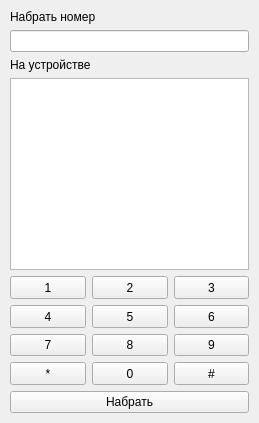
The window that RemoteDialerQt/mainwindow.ui (appach22/RemoteDialerQt) describes before a commit, drawn with Qt 5.
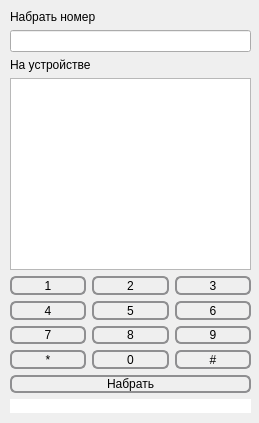
The same window after the commit.

Commit message: Добавлен статус-бар Немного дизайна

```diff
--- a/RemoteDialerQt/mainwindow.ui
+++ b/RemoteDialerQt/mainwindow.ui
@@ -11,7 +11,57 @@
    </rect>
   </property>
   <property name="windowTitle">
-   <string>MainWindow</string>
+   <string>Remote Dialer</string>
+  </property>
+  <property name="styleSheet">
+   <string notr="true">QListView {
+     show-decoration-selected: 1; /* make the selection span the entire width of the view */
+ }
+
+ QListView::item:alternate {
+     background: #EEEEEE;
+ }
+
+ QListView::item:selected {
+     border: 1px solid #6a6ea9;
+ }
+
+ QListView::item:selected:!active {
+     background: qlineargradient(x1: 0, y1: 0, x2: 0, y2: 1,
+                                 stop: 0 #ABAFE5, stop: 1 #8588B2);
+ }
+
+ QListView::item:selected:active {
+     background: qlineargradient(x1: 0, y1: 0, x2: 0, y2: 1,
+                                 stop: 0 #6a6ea9, stop: 1 #888dd9);
+ }
+
+ QListView::item:hover {
+     background: qlineargradient(x1: 0, y1: 0, x2: 0, y2: 1,
+                                 stop: 0 #FAFBFE, stop: 1 #DCDEF1);
+ }
+
+QPushButton {
+    border: 2px solid #8f8f91;
+    border-radius: 6px;
+    background-color: qlineargradient(x1: 0, y1: 0, x2: 0, y2: 1,
+                                      stop: 0 #f6f7fa, stop: 1 #dadbde);
+    min-width: 50px;
+}
+
+QPushButton:pressed {
+    background-color: qlineargradient(x1: 0, y1: 0, x2: 0, y2: 1,
+                                      stop: 0 #dadbde, stop: 1 #f6f7fa);
+}
+
+QPushButton:flat {
+    border: none; /* no border for a flat push button */
+}
+
+QPushButton:default {
+    border-color: navy; /* make the default button prominent */
+}
+</string>
   </property>
   <widget class="QWidget" name="centralWidget">
    <widget class="QWidget" name="verticalLayoutWidget">
@@ -19,7 +69,7 @@
      <rect>
       <x>0</x>
       <y>0</y>
-      <width>259</width>
+      <width>261</width>
       <height>423</height>
      </rect>
     </property>
@@ -76,6 +126,35 @@
          <verstretch>0</verstretch>
         </sizepolicy>
        </property>
+       <property name="styleSheet">
+        <string notr="true">QListView {
+     show-decoration-selected: 1; /* make the selection span the entire width of the view */
+ }
+
+ QListView::item:alternate {
+     background: #EEEEEE;
+ }
+
+ QListView::item:selected {
+     border: 1px solid #6a6ea9;
+ }
+
+ QListView::item:selected:!active {
+     background: qlineargradient(x1: 0, y1: 0, x2: 0, y2: 1,
+                                 stop: 0 #ABAFE5, stop: 1 #8588B2);
+ }
+
+ QListView::item:selected:active {
+     background: qlineargradient(x1: 0, y1: 0, x2: 0, y2: 1,
+                                 stop: 0 #6a6ea9, stop: 1 #888dd9);
+ }
+
+ QListView::item:hover {
+     background: qlineargradient(x1: 0, y1: 0, x2: 0, y2: 1,
+                                 stop: 0 #FAFBFE, stop: 1 #DCDEF1);
+ }
+</string>
+       </property>
        <property name="editTriggers">
         <set>QAbstractItemView::NoEditTriggers</set>
        </property>
@@ -251,6 +330,22 @@
        </property>
       </widget>
      </item>
+     <item>
+      <widget class="QLabel" name="lblStatus">
+       <property name="font">
+        <font>
+         <weight>75</weight>
+         <bold>true</bold>
+        </font>
+       </property>
+       <property name="styleSheet">
+        <string notr="true">background-color: rgb(255, 255, 255)</string>
+       </property>
+       <property name="text">
+        <string/>
+       </property>
+      </widget>
+     </item>
     </layout>
    </widget>
   </widget>
```
The commit also changes 4 other files.
